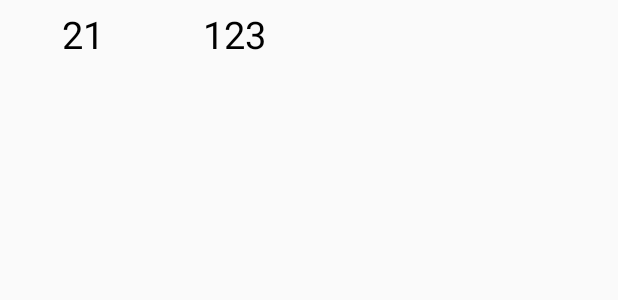
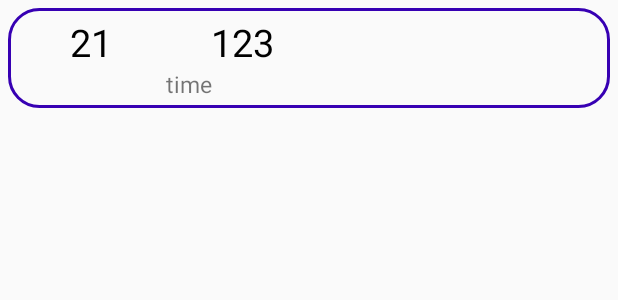
Before and after one commit to Gevorkyan-Narek/Diary, an Android app: the layout time_item_list.xml on its own in the app's theme, with its tools: preview values and no code run, on a phone screen of 412 x 824 dp. Shown: the top 300 px of the screen. Run offline under Robolectric (Android 15) with nearby library versions, the light colour scheme and no system bars.

Commit message:
Добавлена дата окончания события Изменен дизайн просмотра событий

```diff
--- a/app/src/main/java/com/cyclone/diary/Model/Event.kt
+++ b/app/src/main/java/com/cyclone/diary/Model/Event.kt
@@ -2,14 +2,14 @@ package com.cyclone.diary.Model
 
 import io.realm.RealmObject
 import io.realm.annotations.PrimaryKey
+import java.sql.Timestamp
 import java.util.*
 
 open class Event(
     @PrimaryKey open var id: Int = 0,
     open var title: String = "",
-//    open var time: Long = Calendar.getInstance(Locale.getDefault()).time.time,
-//    open var date: Int = Calendar.getInstance(Locale.getDefault()).get(Calendar.DATE),
     open var time: String = "",
+    open var endtime: String = "",
     open var date: String = "",
     open var description: String = ""
 ) : RealmObject()
--- a/app/src/main/java/com/cyclone/diary/Presenter/Adapter.kt
+++ b/app/src/main/java/com/cyclone/diary/Presenter/Adapter.kt
@@ -1,5 +1,6 @@
 package com.cyclone.diary.Presenter
 
+import android.icu.util.Calendar
 import android.view.LayoutInflater
 import android.view.View
 import android.view.ViewGroup
@@ -7,6 +8,9 @@ import android.widget.TextView
 import androidx.recyclerview.widget.RecyclerView
 import com.cyclone.diary.Model.Event
 import com.cyclone.diary.R
+import com.kizitonwose.calendarview.model.CalendarDay
+import java.util.*
+import kotlin.time.milliseconds
 
 class Adapter(private val values: List<Event>) : RecyclerView.Adapter<Adapter.ViewHolder>() {
     override fun getItemCount(): Int = values.size
@@ -19,11 +23,13 @@ class Adapter(private val values: List<Event>) : RecyclerView.Adapter<Adapter.Vi
     override fun onBindViewHolder(holder: ViewHolder, position: Int) {
         holder.time.text = values[position].time
         holder.title.text = values[position].title
+        holder.fulltime.text = "${values[position].time} - ${values[position].endtime}"
     }
 
     class ViewHolder(itemView: View) : RecyclerView.ViewHolder(itemView) {
         var time: TextView = itemView.findViewById(R.id.item_time)
         var title: TextView = itemView.findViewById(R.id.item_event)
+        var fulltime: TextView = itemView.findViewById(R.id.fulltime)
     }
 
 }
--- /dev/null
+++ b/app/src/main/res/drawable/rounded_item_view.xml
@@ -0,0 +1,9 @@
+<?xml version="1.0" encoding="utf-8"?>
+<selector xmlns:android="http://schemas.android.com/apk/res/android">
+    <item>
+        <shape android:shape="rectangle">
+            <stroke android:color="@color/colorPrimaryDark" android:width="2dp"/>
+            <corners android:radius="20dp"/>
+        </shape>
+    </item>
+</selector>
--- a/app/src/main/res/layout/fragment_calendar.xml
+++ b/app/src/main/res/layout/fragment_calendar.xml
@@ -127,7 +127,6 @@
             android:textSize="25sp"
             android:layout_marginTop="10dp"
             android:gravity="center_horizontal"
-            android:text="Test"
             android:textColor="@android:color/black"/>
         <androidx.recyclerview.widget.RecyclerView
             android:id="@+id/recycler_view"
--- a/app/src/main/res/layout/time_item_list.xml
+++ b/app/src/main/res/layout/time_item_list.xml
@@ -2,21 +2,38 @@
 <LinearLayout xmlns:android="http://schemas.android.com/apk/res/android"
     android:layout_width="match_parent"
     android:layout_height="wrap_content"
-    android:padding="5dp">
+    android:background="@drawable/rounded_item_view"
+    android:padding="5dp"
+    android:layout_margin="5dp">
+
     <TextView
         android:id="@+id/item_time"
         android:layout_width="100dp"
         android:layout_height="wrap_content"
-        android:textSize="25sp"
         android:gravity="center_horizontal"
+        android:text="21"
         android:textColor="@android:color/black"
-        android:text="21" />
-    <TextView
-        android:paddingStart="30dp"
-        android:id="@+id/item_event"
+        android:textSize="25sp" />
+
+    <LinearLayout
         android:layout_width="match_parent"
         android:layout_height="wrap_content"
-        android:textSize="25sp"
-        android:textColor="@android:color/black"
-        android:text="123"/>
+        android:orientation="vertical">
+
+        <TextView
+            android:id="@+id/item_event"
+            android:layout_width="match_parent"
+            android:layout_height="wrap_content"
+            android:paddingStart="30dp"
+            android:text="123"
+            android:textColor="@android:color/black"
+            android:textSize="25sp" />
+
+        <TextView
+            android:id="@+id/fulltime"
+            android:layout_width="wrap_content"
+            android:layout_height="wrap_content"
+            android:text="time"
+            android:textSize="15sp"/>
+    </LinearLayout>
 </LinearLayout>
```
Also changed, not shown: app/src/main/java/com/cyclone/diary/View/CalendarViewFragment.kt (+20 -7 lines), app/src/main/java/com/cyclone/diary/View/EventViewFragment.kt (+17 -0 lines), app/src/main/res/layout/event_view.xml (+9 -2 lines).
